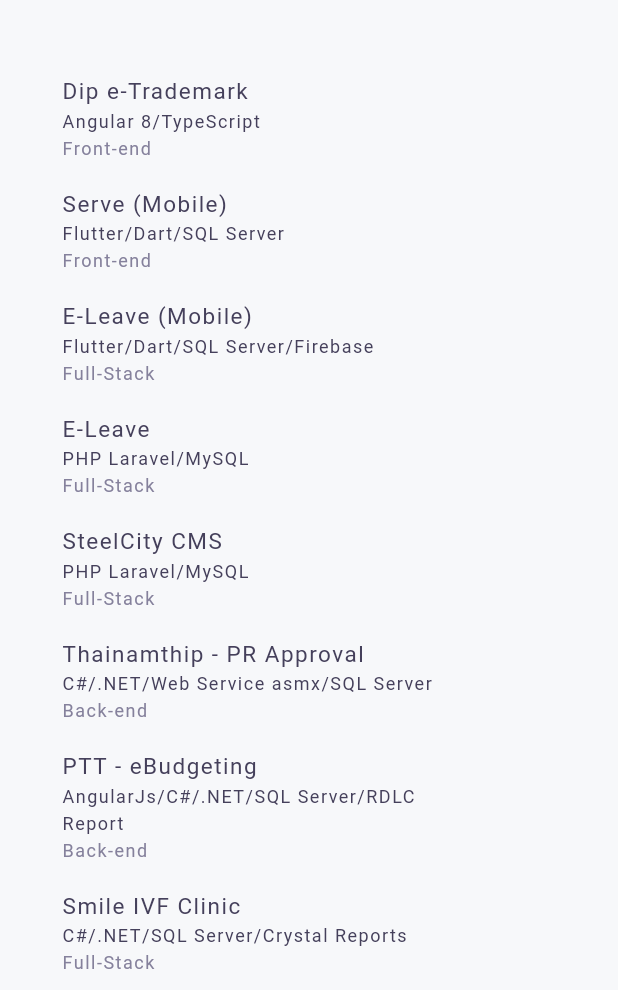
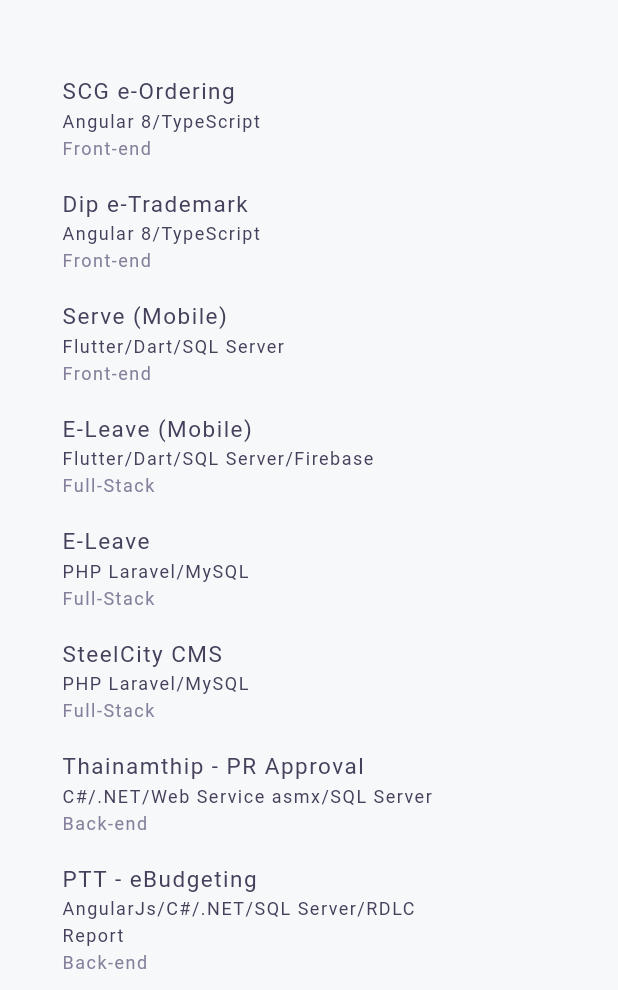
Before and after one commit to MangoStick/portfolio, a Flutter app: the AboutPage screen opened by its route, on a phone screen of 412 x 824 dp, the part 246-1236 px from its top. Run offline on Flutter 3.47's test engine with Material 2 defaults, Android fonts, the phone set to English and light mode, and no system bars; our stand-ins replace font_awesome_flutter; missing offline and left inert: dart:html; Roboto replaces fonts that are missing (NexaBold, NexaLight, ProductSans).

Commit message:
Update about.dart

```diff
--- a/lib/ui/about.dart
+++ b/lib/ui/about.dart
@@ -293,6 +293,12 @@ class AboutPage extends StatelessWidget {
       'Front-end',
       '',
       'Angular 8/TypeScript',
+      'SCG e-Ordering',
+    ),
+    Education(
+      'Front-end',
+      '',
+      'Angular 8/TypeScript',
       'Dip e-Trademark',
     ),
     Education(
```
